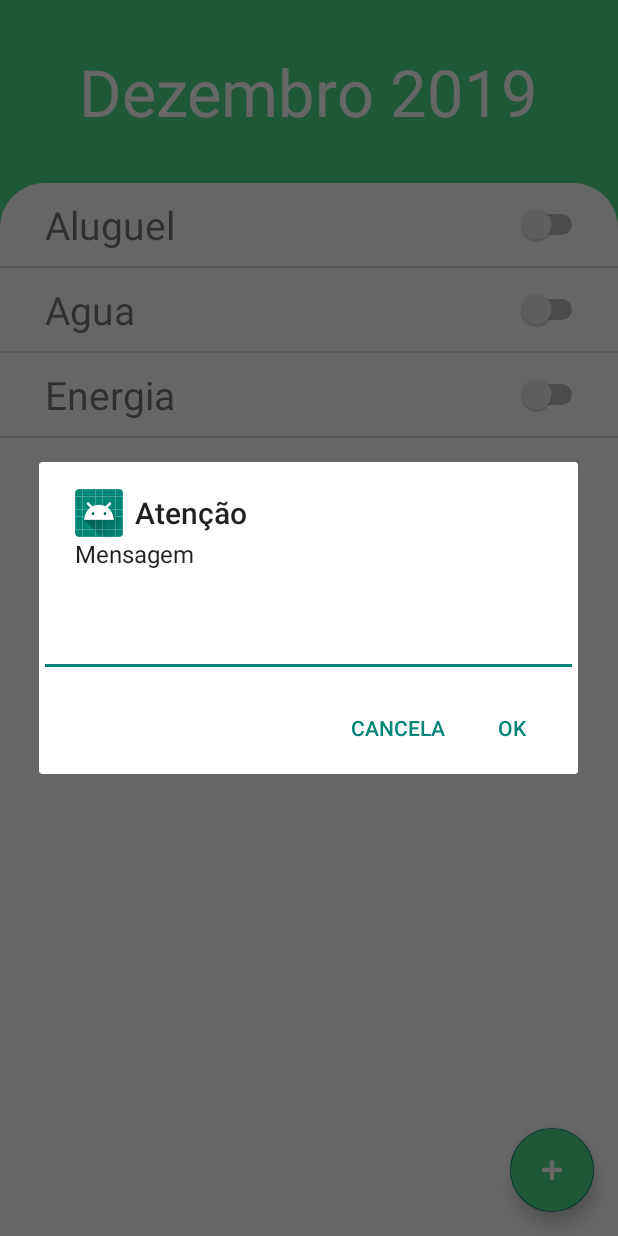
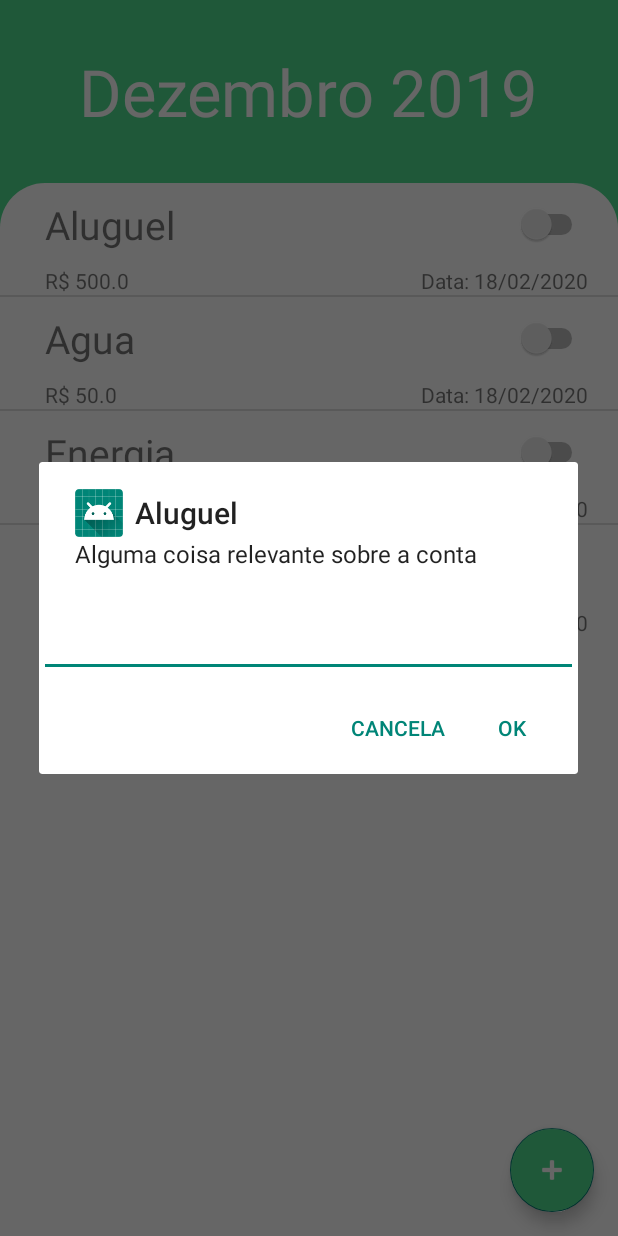
Before and after one commit to samueldcabral/Projeto_PDM, an Android app: the screen it shows after launch (FloatingActivity), after a tap on "Aluguel", on a phone screen of 412 x 824 dp. Run offline under Robolectric (Android 15) with nearby library versions, the phone set to English and light mode, and no system bars.

Commit message:
algumas mudancas visuais.

```diff
--- a/app/src/main/java/com/example/projeto/ContaAdapter.kt
+++ b/app/src/main/java/com/example/projeto/ContaAdapter.kt
@@ -6,12 +6,14 @@ import android.view.View
 import android.view.ViewGroup
 import android.widget.BaseAdapter
 import android.widget.TextView
+import com.example.projeto.model.Mes
+import com.example.projeto.model.Pagamento
 
-class ContaAdapter(var context : Context, var listaContas : ArrayList<String>) : BaseAdapter() {
+class ContaAdapter(var context : Context, var mes : Mes, var listaContas : ArrayList<Pagamento>) : BaseAdapter() {
 
     override fun getView(position: Int, convertView: View?, parent: ViewGroup?): View {
         var layout : View
-        var conta = this.listaContas.get(position)
+        var mes = this.mes
 
         if(convertView == null) {
             var inflater = this.context.getSystemService(Context.LAYOUT_INFLATER_SERVICE) as LayoutInflater
@@ -21,7 +23,10 @@ class ContaAdapter(var context : Context, var listaContas : ArrayList<String>) :
         }
 
         val tv = layout.findViewById<TextView>(R.id.tvConta)
-        tv.text = conta
+        val tvConta = layout.findViewById<TextView>(R.id.tvContaValor)
+
+        tv.text = this.listaContas.get(position).nome
+        tvConta.text = "R$ ${this.listaContas.get(position).valor}"
 
         return layout
     }
--- a/app/src/main/java/com/example/projeto/FloatingActivity.kt
+++ b/app/src/main/java/com/example/projeto/FloatingActivity.kt
@@ -1,5 +1,6 @@
 package com.example.projeto
 
+import android.app.Activity
 import android.app.AlertDialog
 import android.content.DialogInterface
 import android.content.Intent
@@ -9,12 +10,16 @@ import android.view.View
 import android.widget.*
 import com.google.android.material.snackbar.Snackbar
 import androidx.appcompat.app.AppCompatActivity
+import com.example.projeto.model.Mes
+import com.example.projeto.model.Pagamento
 
 import kotlinx.android.synthetic.main.activity_floating.*
 
 class FloatingActivity : AppCompatActivity() {
+    private var FORM_CADASTRAR = 1
     private lateinit var listaContas : ListView
-    private var contas : ArrayList<String> = ArrayList<String>()
+    private lateinit var mes : Mes
+    private lateinit var tvMes : TextView
 
     override fun onCreate(savedInstanceState: Bundle?) {
         super.onCreate(savedInstanceState)
@@ -25,19 +30,50 @@ class FloatingActivity : AppCompatActivity() {
         }
 
         this.cadastraContas()
+
         this.listaContas = findViewById(R.id.lvMainContas)
-        this.listaContas.adapter = ContaAdapter(this, this.contas)
+        this.tvMes = findViewById(R.id.tvMainMes)
+
+        this.tvMes.text = "${mes.nome} ${mes.ano}"
+        this.listaContas.adapter = ContaAdapter(this, this.mes, this.mes.pagamentos)
         this.listaContas.setOnItemClickListener(OnClickLista())
         this.listaContas.setOnItemLongClickListener(OnItemLongClickLista())
 
     }
 
+    fun cadastraContas() {
+        this.mes = Mes("Dezembro", "2019")
+        this.mes.addPagamento(Pagamento("Aluguel", "Mensal", 500.00))
+        this.mes.addPagamento(Pagamento("Agua", "Mensal", 50.00))
+        this.mes.addPagamento(Pagamento("Energia", "Mensal", 100.00))
+        this.mes.addPagamento(Pagamento("Internet", "Mensal", 50.00))
+    }
+
+    fun goToCadastrarConta() {
+        val it = Intent(this, CadastrarActivity::class.java)
+        startActivityForResult(it, FORM_CADASTRAR)
+    }
+
+    fun atualizaLista() {
+        (this.listaContas.adapter as ContaAdapter).notifyDataSetChanged()
+    }
+
+    override fun onActivityResult(requestCode: Int, resultCode: Int, data: Intent?) {
+        if(resultCode == Activity.RESULT_OK) {
+            if(requestCode == FORM_CADASTRAR){
+                val pagamento = data?.getSerializableExtra("PAGAMENTO") as Pagamento
+                this.mes.addPagamento(pagamento)
+                this.atualizaLista()
+            }
+        }
+    }
+
     inner class OnClickLista : AdapterView.OnItemClickListener{
         override fun onItemClick(parent: AdapterView<*>?, view: View?, position: Int, id: Long) {
             val dialog = AlertDialog.Builder(this@FloatingActivity)
-            dialog.setTitle("Atenção")
+            dialog.setTitle(this@FloatingActivity.mes.pagamentos.get(position).nome)
             dialog.setIcon(R.mipmap.ic_launcher)
-            dialog.setMessage("Mensagem")
+            dialog.setMessage("Alguma coisa relevante sobre a conta")
             dialog.setView(EditText(this@FloatingActivity))
             dialog.setPositiveButton("Ok", ClickButton())
             dialog.setNegativeButton("Cancela"
@@ -62,17 +98,4 @@ class FloatingActivity : AppCompatActivity() {
         }
 
     }
-
-    fun cadastraContas() {
-        this.contas.add("Aluguel")
-        this.contas.add("Agua")
-        this.contas.add("Energia")
-        this.contas.add("Internet")
-    }
-
-    fun goToCadastrarConta() {
-        val it = Intent(this, CadastrarActivity::class.java)
-        startActivity(it)
-    }
-
 }
--- a/app/src/main/java/com/example/projeto/SplashActivity.kt
+++ b/app/src/main/java/com/example/projeto/SplashActivity.kt
@@ -7,7 +7,7 @@ import android.os.Handler
 
 class SplashActivity : AppCompatActivity() {
     private lateinit var handler : Handler
-    private var splashTime : Long = 2000
+    private var splashTime : Long = 500
 
     override fun onCreate(savedInstanceState: Bundle?) {
         super.onCreate(savedInstanceState)
--- /dev/null
+++ b/app/src/main/java/com/example/projeto/model/Mes.kt
@@ -0,0 +1,30 @@
+package com.example.projeto.model
+
+import java.io.Serializable
+
+class Mes : Serializable {
+    var id : Int
+    var nome : String
+    var ano : String
+    var pagamentos : ArrayList<Pagamento> = ArrayList<Pagamento>()
+
+    constructor(nome : String, ano : String){
+        this.id = -1
+        this.nome = nome
+        this.ano = ano
+    }
+
+    constructor(id : Int, nome : String, ano : String) {
+        this.id = id
+        this.nome = nome
+        this.ano = ano
+    }
+
+    fun addPagamento(pagamento : Pagamento) {
+        this.pagamentos.add(pagamento)
+    }
+
+    override fun toString(): String {
+        return "${nome} - ${ano}"
+    }
+}
--- /dev/null
+++ b/app/src/main/java/com/example/projeto/model/Pagamento.kt
@@ -0,0 +1,38 @@
+package com.example.projeto.model
+
+import java.io.Serializable
+import java.util.*
+
+class Pagamento : Serializable {
+    var id : Int
+    var nome : String
+    var tipo : String
+    var status : Boolean = false
+    var valor : Double
+    lateinit var diaDePagamento : String
+    lateinit var dataDePagamento : Date
+    lateinit var obs : String
+    var categorias : ArrayList<String> = ArrayList<String>()
+
+    constructor(nome : String, tipo : String, valor : Double) {
+        this.id = -1
+        this.nome = nome
+        this.tipo = tipo
+        this.valor = valor
+    }
+
+    constructor(id : Int, nome : String, tipo : String, valor : Double) {
+        this.id = id
+        this.nome = nome
+        this.tipo = tipo
+        this.valor = valor
+    }
+
+    fun addCategoria(categoria : String) {
+        this.categorias.add(categoria)
+    }
+
+    override fun toString(): String {
+        return "${nome} - R$ ${valor} - ${tipo}"
+    }
+}
--- a/app/src/main/res/layout/activity_main.xml
+++ b/app/src/main/res/layout/activity_main.xml
@@ -11,7 +11,7 @@
     tools:context=".MainActivity">
 
     <TextView
-        android:text="Dezembro 2019"
+        android:id="@+id/tvMainMes"
         android:textSize="43sp"
         android:padding="32sp"
         android:textColor="#FFF"
--- a/app/src/main/res/layout/conta_layout.xml
+++ b/app/src/main/res/layout/conta_layout.xml
@@ -1,4 +1,10 @@
 <?xml version="1.0" encoding="utf-8"?>
+<LinearLayout
+    xmlns:android="http://schemas.android.com/apk/res/android"
+    android:orientation="vertical"
+    android:layout_width="wrap_content"
+    android:layout_height="wrap_content">
+
     <RelativeLayout
         xmlns:android="http://schemas.android.com/apk/res/android"
         android:orientation="horizontal"
@@ -10,6 +16,7 @@
             android:id="@+id/tvConta"
             android:textSize="26sp"
             android:padding="10dp"
+            android:text="Aluguel"
             android:layout_marginLeft="20dp"
             android:layout_marginStart="20dp"
             android:layout_alignParentLeft="true"
@@ -26,15 +33,34 @@
             android:layout_width="wrap_content"
             android:layout_height="wrap_content"/>
 
-<!--    <Button-->
-<!--        android:id="@+id/btConta"-->
-<!--        android:text="Ok"-->
-<!--        android:focusable="false"-->
-<!--        android:layout_alignParentRight="true"-->
-<!--        android:layout_marginEnd="20dp"-->
-<!--        android:layout_marginRight="20dp"-->
-<!--        android:layout_width="wrap_content"-->
-<!--        android:layout_height="wrap_content"/>-->
+    </RelativeLayout>
+
+    <RelativeLayout
+        android:layout_width="match_parent"
+        android:layout_height="match_parent"
+        android:gravity="center">
+
+        <TextView
+            android:id="@+id/tvContaValor"
+            android:textSize="14sp"
+            android:layout_marginLeft="30sp"
+            android:layout_marginStart="30sp"
+            android:layout_alignParentLeft="true"
+            android:layout_width="wrap_content"
+            android:layout_height="wrap_content"/>
+
+        <TextView
+            android:id="@+id/tvContaData"
+            android:textSize="14sp"
+            android:text="Data: 18/02/2020"
+            android:layout_marginRight="20sp"
+            android:layout_marginEnd="20sp"
+            android:layout_alignParentRight="true"
+            android:layout_width="wrap_content"
+            android:layout_height="wrap_content"/>
+
 
 
     </RelativeLayout>
+
+</LinearLayout>
```
Also changed, not shown: app/src/main/java/com/example/projeto/CadastrarActivity.kt (+67 -0 lines), app/src/main/res/layout/activity_cadastrar.xml (+34 -23 lines). Lines whose indentation alone changed are shown as unchanged.
